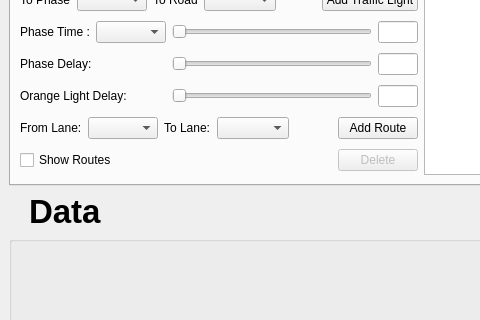
samuelarbibe/ai-tms, file src/UI/mainwindow.ui: the form before one commit; both pictures show x 0 to 480 and y 163 to 483 of the 1231 by 697 pixel window.
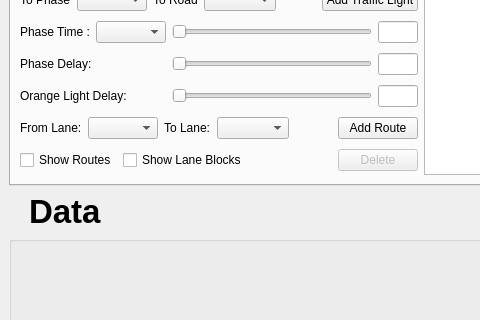
The form after the commit. The open tabs and pages were chosen to show the change.

Patch:
```diff
--- a/src/UI/mainwindow.ui
+++ b/src/UI/mainwindow.ui
@@ -1073,6 +1073,22 @@
                     </property>
                    </widget>
                   </item>
+                  <item>
+                   <widget class="QCheckBox" name="ShowLaneBlockCheckBox">
+                    <property name="enabled">
+                     <bool>true</bool>
+                    </property>
+                    <property name="text">
+                     <string>Show Lane Blocks</string>
+                    </property>
+                    <property name="checkable">
+                     <bool>true</bool>
+                    </property>
+                    <property name="checked">
+                     <bool>false</bool>
+                    </property>
+                   </widget>
+                  </item>
                   <item>
                    <spacer name="horizontalSpacer_27">
                     <property name="orientation">
```
Left out of the diff: 15 changed lines with no effect on the pictures.
